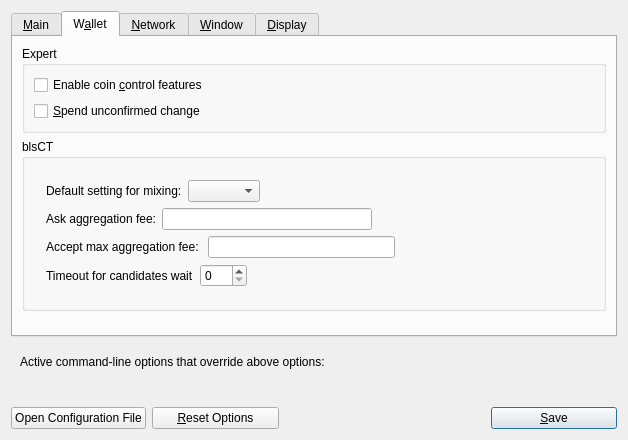
This is src/qt/forms/optionsdialog.ui in navcoin/navcoin-core as Qt 5 draws it before an edit. The edited form follows.
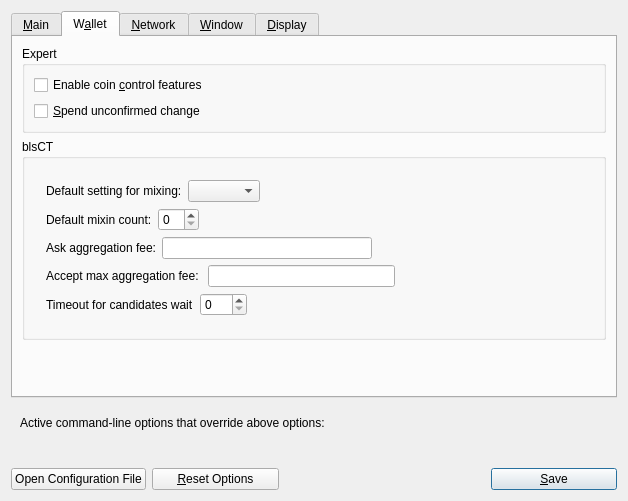
This is the edited form. Custom widgets are drawn as their Qt base class.

Diff of the .ui file:
```diff
--- a/src/qt/forms/optionsdialog.ui
+++ b/src/qt/forms/optionsdialog.ui
@@ -7,7 +7,7 @@
     <x>0</x>
     <y>0</y>
     <width>628</width>
-    <height>440</height>
+    <height>501</height>
    </rect>
   </property>
   <property name="windowTitle">
@@ -290,6 +290,33 @@
               </item>
              </layout>
             </item>
+            <item>
+             <layout class="QHBoxLayout" name="horizontalLayout_7">
+              <item>
+               <widget class="QLabel" name="label_5">
+                <property name="text">
+                 <string>Default mixin count:</string>
+                </property>
+               </widget>
+              </item>
+              <item>
+               <widget class="QSpinBox" name="mixincountBox"/>
+              </item>
+              <item>
+               <spacer name="horizontalSpacer_6">
+                <property name="orientation">
+                 <enum>Qt::Horizontal</enum>
+                </property>
+                <property name="sizeHint" stdset="0">
+                 <size>
+                  <width>40</width>
+                  <height>20</height>
+                 </size>
+                </property>
+               </spacer>
+              </item>
+             </layout>
+            </item>
             <item>
              <layout class="QHBoxLayout" name="horizontalLayout_4">
               <item>
```
